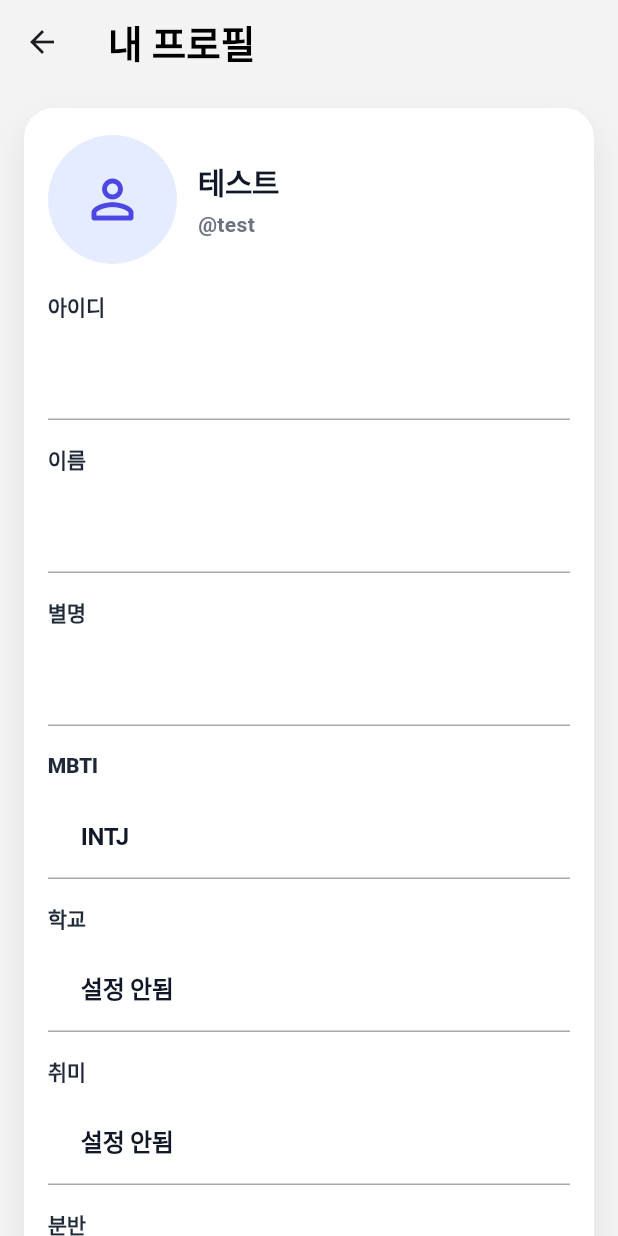
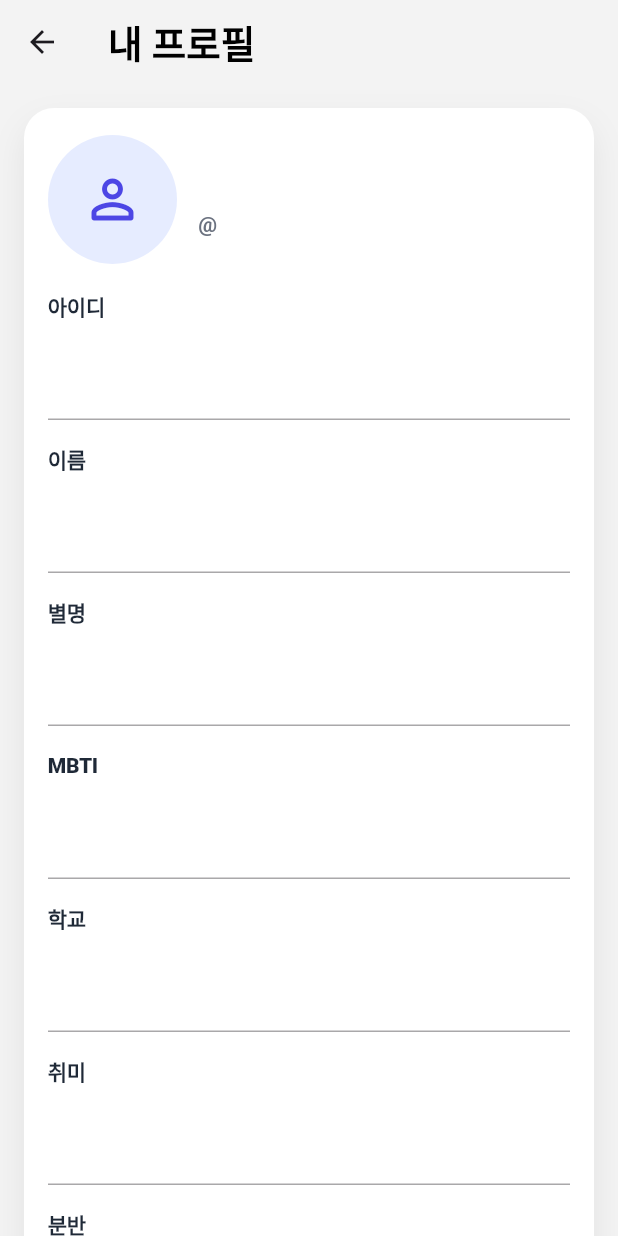
Before and after one commit to widewoods/madcamp_lounge_frontend, a Flutter app: the ProfileTab screen opened directly, on a phone screen of 412 x 824 dp. Run offline on Flutter 3.47's test engine with Material 3 defaults, Android fonts, the phone set to English and light mode, and no system bars; our stand-ins replace flutter_riverpod, flutter_secure_storage; accounts and stored records are empty; network calls fail.

Commit message:
프로필 정보 로드

```diff
--- a/lib/features/profile/profile_tab.dart
+++ b/lib/features/profile/profile_tab.dart
@@ -24,22 +24,35 @@ class _ProfileTabState extends ConsumerState<ProfileTab> {
   final _idCtrl = TextEditingController(text: "");
   final _nameCtrl = TextEditingController(text: "");
   final _nickCtrl = TextEditingController(text: "");
-  final _mbtiCtrl = TextEditingController(text: "INTJ");
-  final _schoolCtrl = TextEditingController(text: "설정 안됨");
-  final _hobbyCtrl = TextEditingController(text: "설정 안됨");
+  final _mbtiCtrl = TextEditingController(text: "");
+  final _schoolCtrl = TextEditingController(text: "");
+  final _hobbyCtrl = TextEditingController(text: "");
   final _classCtrl = TextEditingController(text: "");
-  final _oneLineCtrl = TextEditingController(text: "");
+  final _introductionCtrl = TextEditingController(text: "");
 
   Future<void> _loadProfile() async {
     final apiClient = ref.read(apiClientProvider);
     final res = await apiClient.get('/profile/me');
 
+    if(!mounted) return;
+
     if(res.statusCode == 200){
       final data = jsonDecode(res.body) as Map<String, dynamic>;
 
-      _idCtrl.text = (data['id'] ?? '') as String;
+      _idCtrl.text = (data['loginId'] ?? '').toString();
+      _nameCtrl.text = (data['name'] ?? '').toString();
+      _nickCtrl.text = (data['nickname'] ?? '').toString();
+      _mbtiCtrl.text = (data['mbti'] ?? '').toString();
+      _schoolCtrl.text = (data['university'] ?? '').toString();
+      _hobbyCtrl.text = (data['hobby'] ?? '').toString();
+      _classCtrl.text = (data['classSection'] ?? '').toString();
+      _introductionCtrl.text = (data['introduction'] ?? '').toString();
+
+      setState(() {});
     } else{
-      throw Exception('Failed: ${res.statusCode} ${res.body}');
+      ScaffoldMessenger.of(context).showSnackBar(
+        SnackBar(content: Text('Failed: ${res.statusCode}')),
+      );
     }
   }
 
@@ -58,7 +71,7 @@ class _ProfileTabState extends ConsumerState<ProfileTab> {
     _schoolCtrl.dispose();
     _hobbyCtrl.dispose();
     _classCtrl.dispose();
-    _oneLineCtrl.dispose();
+    _introductionCtrl.dispose();
     super.dispose();
   }
 
@@ -132,9 +145,9 @@ class _ProfileTabState extends ConsumerState<ProfileTab> {
                         Expanded(
                           child: Column(
                             crossAxisAlignment: CrossAxisAlignment.start,
-                            children: const [
+                            children: [
                               Text(
-                                "테스트",
+                                _nameCtrl.text,
                                 style: TextStyle(
                                   fontSize: 20,
                                   fontWeight: FontWeight.w900,
@@ -144,7 +157,7 @@ class _ProfileTabState extends ConsumerState<ProfileTab> {
                               ),
                               SizedBox(height: 4),
                               Text(
-                                "@test",
+                                "@${_idCtrl.text}",
                                 style: TextStyle(
                                   fontSize: 14,
                                   fontWeight: FontWeight.w700,
@@ -189,7 +202,7 @@ class _ProfileTabState extends ConsumerState<ProfileTab> {
 
                     const SizedBox(height: 16),
                     _label("한마디"),
-                    EditableField(ctrl: _oneLineCtrl, isEditing: _isEditing,),
+                    EditableField(ctrl: _introductionCtrl, isEditing: _isEditing,),
                   ],
                 ),
               ),
--- a/lib/pages/login.dart
+++ b/lib/pages/login.dart
@@ -142,11 +142,6 @@ class _LoginPage extends ConsumerState<LoginPage> {
     final id = _idCtrl.text.trim();
     final pw = _pwCtrl.text;
 
-    if(kDebugMode){
-      Navigator.of(context).pushReplacement(MaterialPageRoute(builder: (_) => MainPage()));
-      return;
-    }
-
     if (id.isEmpty || pw.isEmpty) {
       ScaffoldMessenger.of(context).showSnackBar(
         SnackBar(
```
